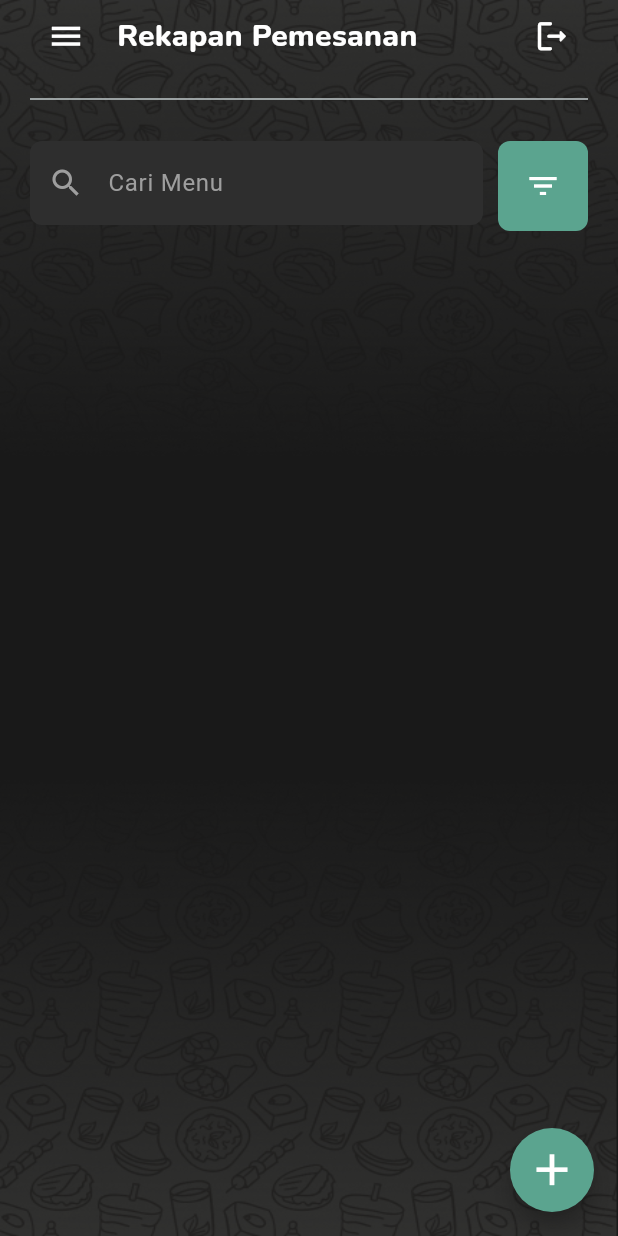
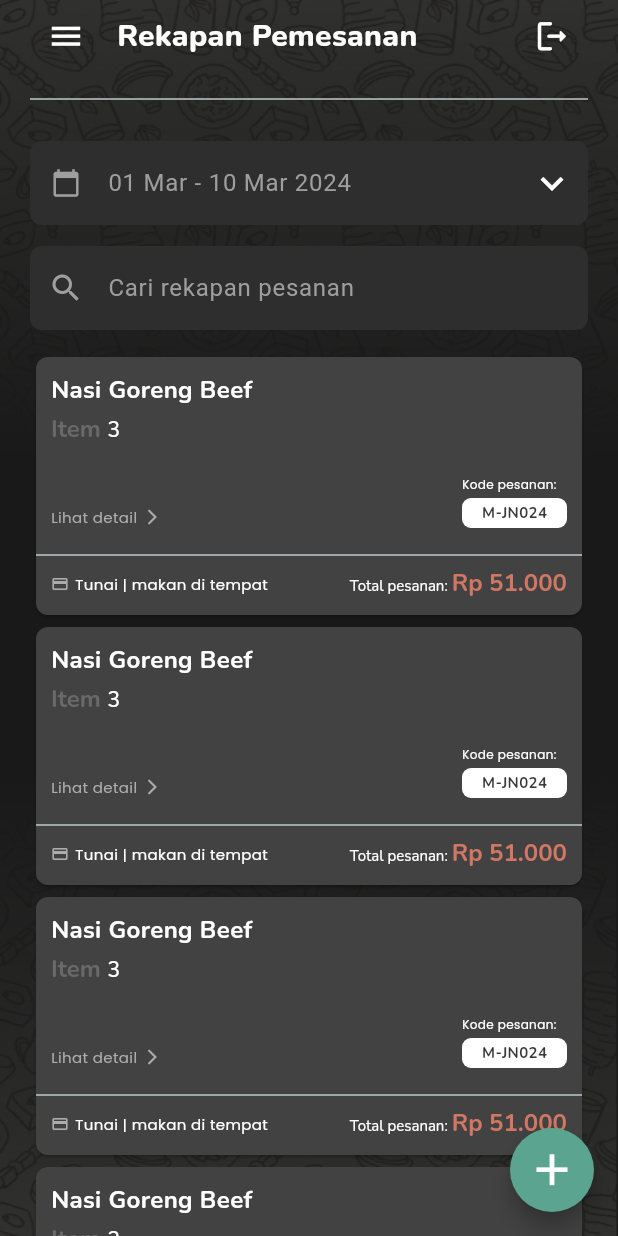
Before and after one commit to aryadinata07/manajemenPemesanan, a Flutter app: the RekapanView screen opened by its route, on a phone screen of 412 x 824 dp. Run offline on Flutter 3.47's test engine with Material 3 defaults, Android fonts, the light colour scheme and no system bars; our stand-ins replace get, google_fonts, shared_preferences; accounts and stored records are empty.

Commit message:
feat: [AR] Add page rekapan pemesanan

```diff
--- /dev/null
+++ b/lib/app/global_components/rekapan_menu.dart
@@ -0,0 +1,204 @@
+import 'package:flutter/material.dart';
+import 'package:google_fonts/google_fonts.dart';
+
+class RekapanCard extends StatelessWidget {
+  final String nama;
+  final String kodePesanan;
+  final String jumlahPesnan;
+  final String item;
+  final String pembayaran;
+  final String tempatMakan;
+  final String totalPesanan;
+
+  const RekapanCard({
+    Key? key,
+    required this.nama,
+    required this.pembayaran,
+    required this.tempatMakan,
+    required this.jumlahPesnan,
+    required this.item,
+    required this.kodePesanan,
+    required this.totalPesanan,
+  }) : super(key: key);
+
+  @override
+  Widget build(BuildContext context) {
+    return Container(
+      width: double.infinity,
+      height: 180,
+      child: Card(
+        color: Colors.grey[800],
+        shape: RoundedRectangleBorder(
+          borderRadius: BorderRadius.circular(8.0),
+        ),
+        child: Column(
+          children: [
+            Padding(
+              padding: const EdgeInsets.all(10),
+              child: Column(
+                crossAxisAlignment: CrossAxisAlignment.start,
+                children: [
+                  Text(
+                    nama,
+                    style: GoogleFonts.nunito(
+                      fontSize: 16,
+                      fontWeight: FontWeight.w700,
+                      color: Colors.white,
+                    ),
+                  ),
+                  const SizedBox(
+                    height: 4,
+                  ),
+                  RichText(
+                    text: TextSpan(children: [
+                      TextSpan(
+                        text: 'Item ',
+                        style: GoogleFonts.nunito(
+                          fontSize: 16,
+                          fontWeight: FontWeight.w700,
+                          color: const Color(0xff696969),
+                        ),
+                      ),
+                      TextSpan(
+                        text: item,
+                        style: GoogleFonts.nunito(
+                          fontSize: 14,
+                          fontWeight: FontWeight.w500,
+                          color: Colors.white,
+                        ),
+                      )
+                    ]),
+                  ),
+                  const SizedBox(
+                    height: 20,
+                  ),
+                  Row(
+                    children: [
+                      Padding(
+                        padding: const EdgeInsets.only(top: 20),
+                        child: Row(
+                          children: [
+                            Text(
+                              "Lihat detail",
+                              style: GoogleFonts.poppins(
+                                fontSize: 10,
+                                fontWeight: FontWeight.w400,
+                                color: const Color(0xffACACAC),
+                              ),
+                            ),
+                            const SizedBox(
+                              width: 4,
+                            ),
+                            const Icon(
+                              Icons.arrow_forward_ios_outlined,
+                              color: Color(0xffACACAC),
+                              size: 12,
+                            ),
+                          ],
+                        ),
+                      ),
+                      Expanded(
+                        child: Column(
+                          crossAxisAlignment: CrossAxisAlignment.end,
+                          children: [
+                            Column(
+                              crossAxisAlignment: CrossAxisAlignment.start,
+                              children: [
+                                Text(
+                                  "Kode pesanan:",
+                                  style: GoogleFonts.poppins(
+                                    fontSize: 8,
+                                    fontWeight: FontWeight.w400,
+                                    color: Colors.white,
+                                  ),
+                                ),
+                                const SizedBox(
+                                  height: 4,
+                                ),
+                                Container(
+                                  width: 70,
+                                  height: 20,
+                                  decoration: const BoxDecoration(
+                                    color: Colors.white,
+                                    borderRadius: BorderRadius.all(
+                                      Radius.circular(6),
+                                    ),
+                                  ),
+                                  child: Center(
+                                    child: Text(
+                                      kodePesanan,
+                                      style: GoogleFonts.nunito(
+                                        fontSize: 10,
+                                        fontWeight: FontWeight.w700,
+                                        color: const Color(0xff383838),
+                                      ),
+                                    ),
+                                  ),
+                                )
+                              ],
+                            ),
+                          ],
+                        ),
+                      ),
+                    ],
+                  ),
+                ],
+              ),
+            ),
+            const Divider(),
+            // aa
+            Padding(
+              padding: const EdgeInsets.symmetric(horizontal: 10),
+              child: Row(
+                children: [
+                  const Icon(
+                    Icons.payment,
+                    color: const Color(0xffACACAC),
+                    size: 12,
+                  ),
+                  const SizedBox(
+                    width: 4,
+                  ),
+                  Text(
+                    // metode pmbayaran | tempatMakan
+                    "$pembayaran | $tempatMakan",
+                    style: GoogleFonts.poppins(
+                      fontSize: 10,
+                      fontWeight: FontWeight.w400,
+                      color: Colors.white,
+                    ),
+                  ),
+                  Expanded(
+                    child: Align(
+                      alignment: Alignment.centerRight,
+                      child: RichText(
+                        text: TextSpan(children: [
+                          TextSpan(
+                            text: 'Total pesanan: ',
+                            style: GoogleFonts.nunito(
+                              fontSize: 10,
+                              fontWeight: FontWeight.w400,
+                              color: Colors.white,
+                            ),
+                          ),
+                          TextSpan(
+                            text: totalPesanan,
+                            style: GoogleFonts.nunito(
+                              fontSize: 16,
+                              fontWeight: FontWeight.w700,
+                              color: Color(0xffD17763),
+                            ),
+                          )
+                        ]),
+                      ),
+                    ),
+                  )
+                ],
+              ),
+            ),
+          ],
+        ),
+      ),
+    );
+  }
+}
--- a/lib/app/pages/RoleOwner/rekapan/rekapan_controller.dart
+++ b/lib/app/pages/RoleOwner/rekapan/rekapan_controller.dart
@@ -1,6 +1,72 @@
 import 'package:get/get.dart';
 
 class RekapanController extends GetxController {
+  var rekapan = [
+    {
+      'name': 'Nasi Goreng Beef',
+      'item': '3',
+      'kode': 'M-JN024',
+      'total': 'Rp 51.000',
+      'pembayaran': "Tunai",
+      'tempat': "makan di tempat",
+      'jumlahPesanan': '5',
+    },
+    {
+      'name': 'Nasi Goreng Beef',
+      'item': '3',
+      'kode': 'M-JN024',
+      'total': 'Rp 51.000',
+      'pembayaran': "Tunai",
+      'tempat': "makan di tempat",
+      'jumlahPesanan': '5',
+    },
+    {
+      'name': 'Nasi Goreng Beef',
+      'item': '3',
+      'kode': 'M-JN024',
+      'total': 'Rp 51.000',
+      'pembayaran': "Tunai",
+      'tempat': "makan di tempat",
+      'jumlahPesanan': '5',
+    },
+    {
+      'name': 'Nasi Goreng Beef',
+      'item': '3',
+      'kode': 'M-JN024',
+      'total': 'Rp 51.000',
+      'pembayaran': "Tunai",
+      'tempat': "makan di tempat",
+      'jumlahPesanan': '5',
+    },
+    {
+      'name': 'Nasi Goreng Beef',
+      'item': '3',
+      'kode': 'M-JN024',
+      'total': 'Rp 51.000',
+      'pembayaran': "Tunai",
+      'tempat': "makan di tempat",
+      'jumlahPesanan': '5',
+    },
+    {
+      'name': 'Nasi Goreng Beef',
+      'item': '3',
+      'kode': 'M-JN024',
+      'total': 'Rp 51.000',
+      'pembayaran': "Tunai",
+      'tempat': "makan di tempat",
+      'jumlahPesanan': '5',
+    },
+    {
+      'name': 'Nasi Goreng Beef',
+      'item': '3',
+      'kode': 'M-JN024',
+      'total': 'Rp 51.000',
+      'pembayaran': "Tunai",
+      'tempat': "makan di tempat",
+      'jumlahPesanan': '5',
+    },
+  ];
+
   @override
   void onInit() {
     super.onInit();
--- a/lib/app/pages/RoleOwner/rekapan/rekapan_view.dart
+++ b/lib/app/pages/RoleOwner/rekapan/rekapan_view.dart
@@ -1,10 +1,14 @@
 import 'package:angkringan_omaci_ta/app/global_components/appbar_owner.dart';
 import 'package:angkringan_omaci_ta/app/global_components/background.dart';
+import 'package:angkringan_omaci_ta/app/global_components/rekapan_menu.dart';
 import 'package:angkringan_omaci_ta/app/global_components/sidebar/sidebar_view.dart';
 import 'package:angkringan_omaci_ta/app/pages/RoleOwner/rekapan/rekapan_controller.dart';
 import 'package:angkringan_omaci_ta/common/helper/themes.dart';
+import 'package:flutter/cupertino.dart';
 import 'package:flutter/material.dart';
+import 'package:flutter/widgets.dart';
 import 'package:get/get.dart';
+import 'package:google_fonts/google_fonts.dart';
 
 class RekapanView extends StatelessWidget {
   const RekapanView({super.key});
@@ -18,25 +22,59 @@ class RekapanView extends StatelessWidget {
         child: GetBuilder<RekapanController>(
           builder: (controller) {
             return SafeArea(
-              child: Column(
+              child: ListView(
                 children: [
-                  Expanded(
-                    child: Padding(
+                  Padding(
                     padding: const EdgeInsets.symmetric(horizontal: 20),
                     child: Column(
                       crossAxisAlignment: CrossAxisAlignment.start,
                       children: [
-                          CustomAppBar(context: context, title: 'Rekapan Pemesanan',),
+                        CustomAppBar(
+                          context: context,
+                          title: 'Rekapan Pemesanan',
+                        ),
                         Padding(
                           padding: const EdgeInsets.only(top: 20),
-                            child: Row(
+                          child: Column(
                             children: [
-                                Expanded(
-                                    child: SizedBox(
+                              SizedBox(
                                 height: 60,
                                 child: TextField(
                                   decoration: InputDecoration(
-                                          hintText: 'Cari Menu',
+                                      hintText: '01 Mar - 10 Mar 2024',
+                                      hintStyle: const TextStyle(
+                                        color: grey,
+                                      ),
+                                      filled: true,
+                                      fillColor: textFieldBackground,
+                                      border: OutlineInputBorder(
+                                        borderRadius:
+                                            BorderRadius.circular(8.0),
+                                        borderSide: BorderSide.none,
+                                      ),
+                                      prefixIcon: const Icon(
+                                        Icons.calendar_today,
+                                        color: grey,
+                                        size: 20,
+                                      ),
+                                      suffixIcon: IconButton(
+                                        icon: const Icon(
+                                            Icons.expand_more_outlined),
+                                        iconSize: 30,
+                                        color: white,
+                                        onPressed: () {},
+                                      )),
+                                  style: const TextStyle(
+                                    color: grey,
+                                  ),
+                                ),
+                              ),
+                              const SizedBox(height: 10.0),
+                              SizedBox(
+                                height: 60,
+                                child: TextField(
+                                  decoration: InputDecoration(
+                                    hintText: 'Cari rekapan pesanan',
                                     hintStyle: const TextStyle(
                                       color: grey,
                                     ),
@@ -52,33 +90,35 @@ class RekapanView extends StatelessWidget {
                                     ),
                                   ),
                                   style: const TextStyle(
-                                          color: grey,  // Set the color of the entered value to grey
+                                    color: grey,
                                   ),
-                                      ),
-                                    )
-
-                                ),
-                                const SizedBox(width: 10.0),
-                                Container(
-                                  height: 60,
-                                  width: 60,
-                                  decoration: BoxDecoration(
-                                    color: primaryAccent,
-                                    borderRadius: BorderRadius.circular(8.0),
-                                  ),
-                                  child: IconButton(
-                                    icon: const Icon(
-                                      Icons.filter_list,
-                                      color: white,
-                                    ),
-                                    onPressed: () {},
                                 ),
                               ),
                             ],
                           ),
                         ),
+                        Padding(
+                          padding: const EdgeInsets.only(top: 10),
+                          child: SizedBox(
+                            height: MediaQuery.of(context).size.height - 200,
+                            child: ListView.builder(
+                              itemCount: controller.rekapan.length,
+                              itemBuilder: (context, index) {
+                                final menu = controller.rekapan[index];
+                                return RekapanCard(
+                                  nama: menu['name']!,
+                                  item: menu['item']!,
+                                  kodePesanan: menu['kode']!,
+                                  totalPesanan: menu['total']!,
+                                  pembayaran: menu['pembayaran']!,
+                                  tempatMakan: menu['tempat']!,
+                                  jumlahPesnan: menu['jumlahPesanan']!,
+                                );
+                              },
+                            ),
+                          ),
+                        )
                       ],
-                      ),
                     ),
                   ),
                 ],
```
Lines whose indentation alone changed are shown as unchanged.
